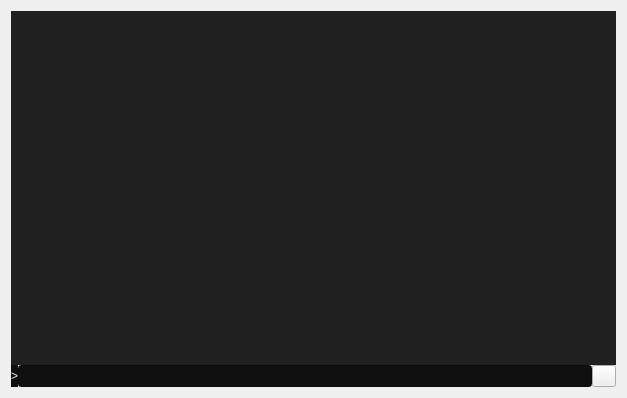
Old version of the form src/qt/forms/consolepage.ui in the repository CedricProfit/Quotient.
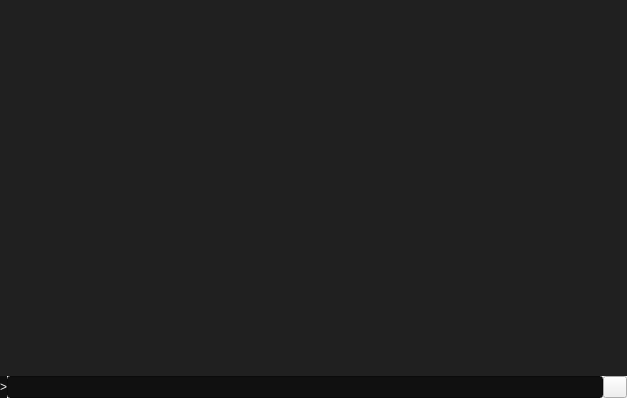
New version of the form. Icons and pictures are not drawn.

What changed in the file:
```diff
--- a/src/qt/forms/consolepage.ui
+++ b/src/qt/forms/consolepage.ui
@@ -20,6 +20,18 @@
    <string>Quotient - Debug window</string>
   </property>
   <layout class="QGridLayout" name="gridLayout">
+   <property name="leftMargin">
+    <number>0</number>
+   </property>
+   <property name="topMargin">
+    <number>0</number>
+   </property>
+   <property name="rightMargin">
+    <number>0</number>
+   </property>
+   <property name="bottomMargin">
+    <number>0</number>
+   </property>
    <item row="0" column="0">
     <layout class="QVBoxLayout" name="verticalLayout">
      <property name="spacing">
```
